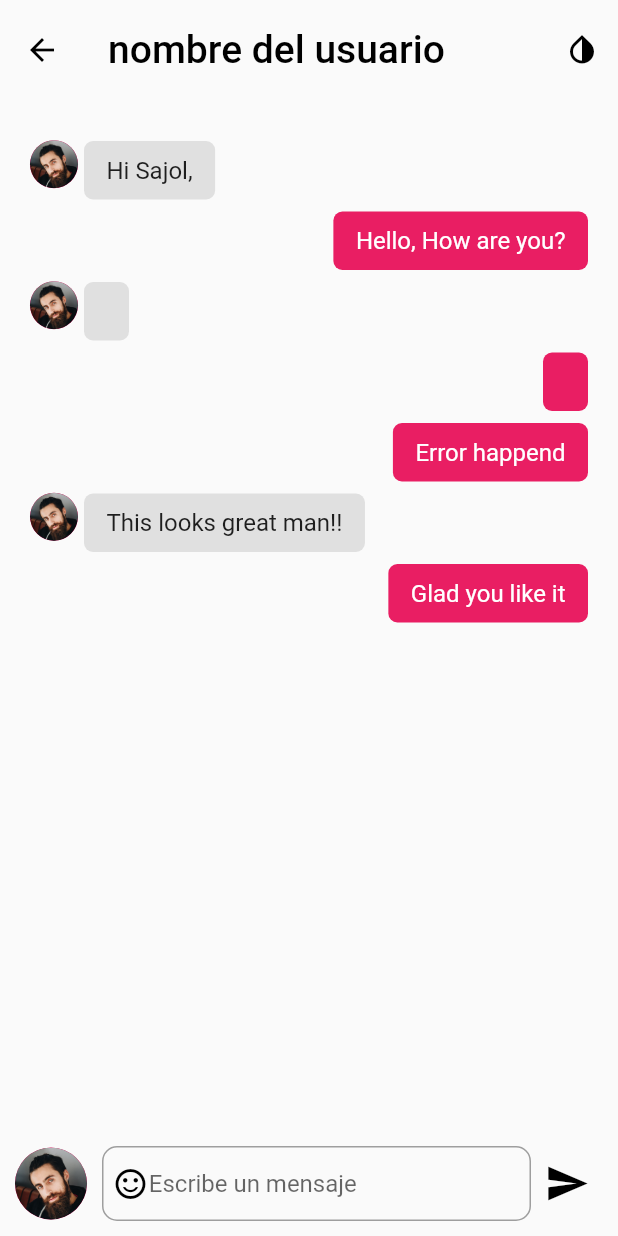
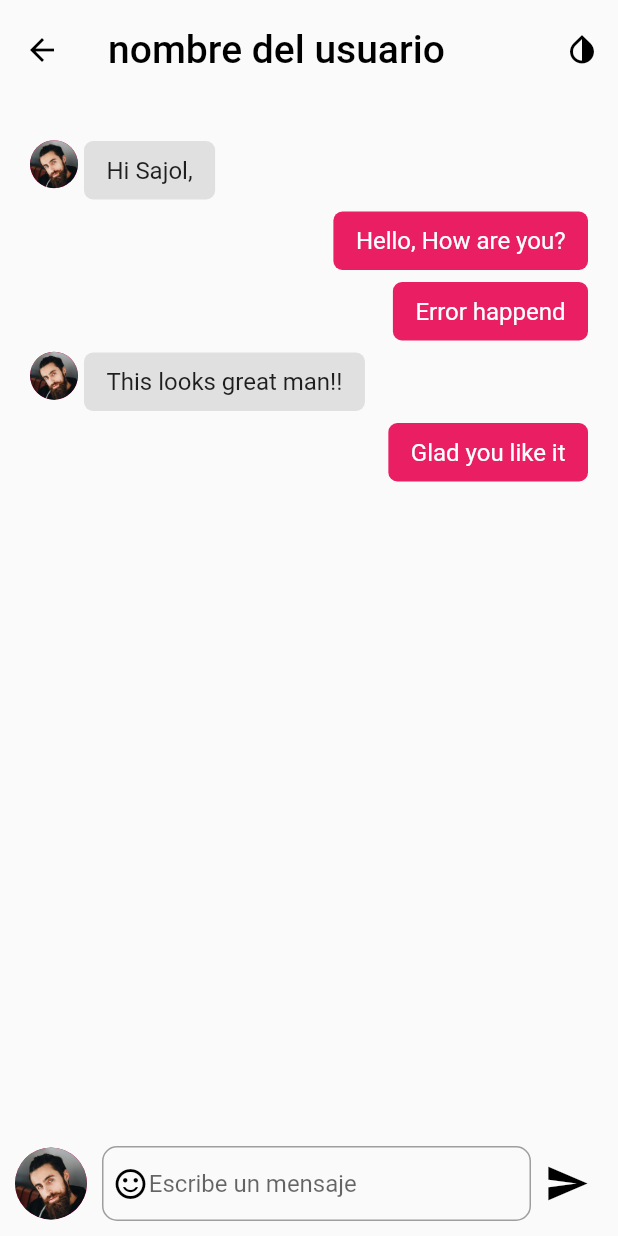
Before and after one commit to camila1511/Art-flair, a Flutter app: the MessagesScreen screen opened directly, on a phone screen of 412 x 824 dp. Run offline on Flutter 3.47's test engine with Material 2 defaults, Android fonts, the light colour scheme and no system bars; our stand-ins replace firebase_auth, firebase_core, google_fonts; missing offline and left inert: firebase_auth_web, firebase_core_web; accounts and stored records are empty.

```diff
--- a/lib/model/ChatMessage.dart
+++ b/lib/model/ChatMessage.dart
@@ -29,18 +29,6 @@ List demeChatMessages = [
     isSender: true,
   ),
   ChatMessage(
-    text: "",
-    messageType: ChatMessageType.audio,
-    messageStatus: MessageStatus.viewed,
-    isSender: false,
-  ),
-  ChatMessage(
-    text: "",
-    messageType: ChatMessageType.video,
-    messageStatus: MessageStatus.viewed,
-    isSender: true,
-  ),
-  ChatMessage(
     text: "Error happend",
     messageType: ChatMessageType.text,
     messageStatus: MessageStatus.not_sent,
--- a/lib/pages/messages/message_screen.dart
+++ b/lib/pages/messages/message_screen.dart
@@ -5,12 +5,12 @@ class MessagesScreen extends StatelessWidget {
   @override
   Widget build(BuildContext context) {
     return Scaffold(
-      appBar: buildAppBar(),
+      appBar: buildAppBar(context),
       body: Body(),
     );
   }
 
-  AppBar buildAppBar() {
+  AppBar buildAppBar(context) {
     return AppBar(
       toolbarHeight: 66,
       backgroundColor: Colors.transparent,
@@ -21,7 +21,11 @@ class MessagesScreen extends StatelessWidget {
         style: TextStyle(color: Colors.black, fontSize: 26.0),
       ),
       leading: IconButton(
-          onPressed: () {}, icon: Icon(Icons.arrow_back), color: Colors.black),
+          onPressed: () {
+            Navigator.pop(context);
+          },
+          icon: Icon(Icons.arrow_back),
+          color: Colors.black),
       actions: [
         IconButton(
           onPressed: () {},
--- a/pubspec.yaml
+++ b/pubspec.yaml
@@ -29,6 +29,7 @@ environment:
 dependencies:
   flutter:
     sdk: flutter
+  google_fonts: ^2.1.0
 
   # The following adds the Cupertino Icons font to your application.
   # Use with the CupertinoIcons class for iOS style icons.
```
Also changed, not shown: lib/main.dart (+6 -3 lines), lib/pages/chat_body.dart (+24 -3 lines), lib/pages/home.dart (added, +117 -0 lines), assets/images/bg-image.jpg (added), assets/images/logo.png (added), pubspec.lock, 8 other files.
